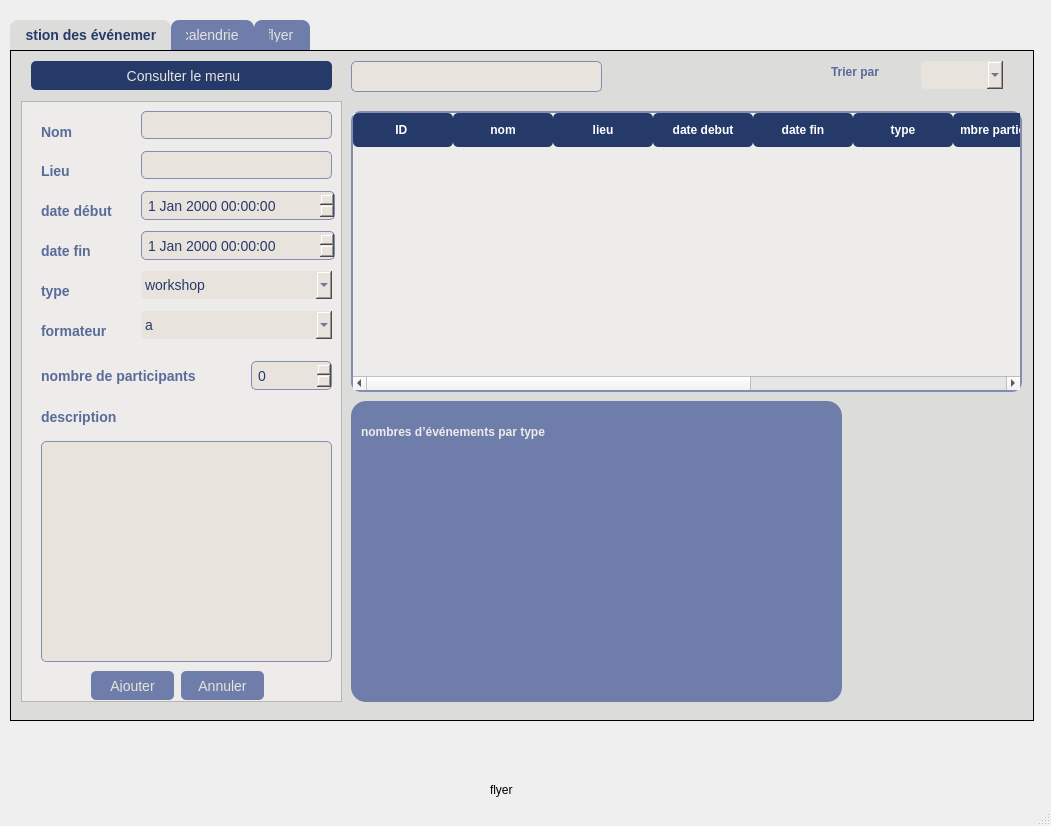
This is gevent.ui in yasminebchelbi/consultiny as Qt 5 draws it before an edit. The edited form follows.
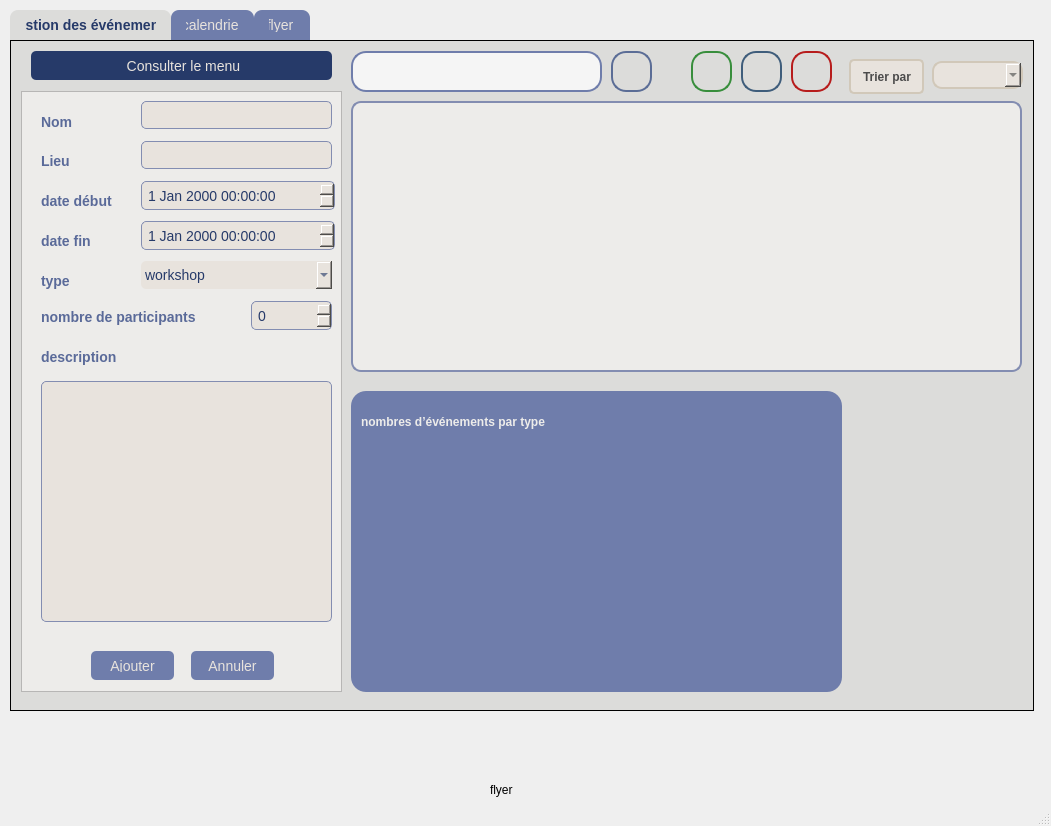
This is the edited form. Icons and pictures are not drawn.

Commit message: CRUD evenements

The edit to the form file:
```diff
--- a/gevent.ui
+++ b/gevent.ui
@@ -18,7 +18,7 @@
     <property name="geometry">
      <rect>
       <x>10</x>
-      <y>20</y>
+      <y>10</y>
       <width>1024</width>
       <height>701</height>
      </rect>
@@ -216,7 +216,7 @@
        <property name="geometry">
         <rect>
          <x>20</x>
-         <y>300</y>
+         <y>250</y>
          <width>201</width>
          <height>31</height>
         </rect>
@@ -238,24 +238,11 @@
         <string>type</string>
        </property>
       </widget>
-      <widget class="QLabel" name="label_8">
-       <property name="geometry">
-        <rect>
-         <x>20</x>
-         <y>220</y>
-         <width>81</width>
-         <height>20</height>
-        </rect>
-       </property>
-       <property name="text">
-        <string>formateur</string>
-       </property>
-      </widget>
       <widget class="QLabel" name="label_9">
        <property name="geometry">
         <rect>
          <x>20</x>
-         <y>259</y>
+         <y>210</y>
          <width>241</width>
          <height>31</height>
         </rect>
@@ -268,7 +255,7 @@
        <property name="geometry">
         <rect>
          <x>230</x>
-         <y>260</y>
+         <y>210</y>
          <width>81</width>
          <height>29</height>
         </rect>
@@ -334,39 +321,11 @@
         </property>
        </item>
       </widget>
-      <widget class="QComboBox" name="comboBox_2">
-       <property name="geometry">
-        <rect>
-         <x>120</x>
-         <y>210</y>
-         <width>191</width>
-         <height>28</height>
-        </rect>
-       </property>
-       <property name="minimumContentsLength">
-        <number>0</number>
-       </property>
-       <item>
-        <property name="text">
-         <string>a </string>
-        </property>
-       </item>
-       <item>
-        <property name="text">
-         <string>b</string>
-        </property>
-       </item>
-       <item>
-        <property name="text">
-         <string>c</string>
-        </property>
-       </item>
-      </widget>
-      <widget class="QPushButton" name="pushButton">
+      <widget class="QPushButton" name="ajouter_evenement">
        <property name="geometry">
         <rect>
          <x>70</x>
-         <y>570</y>
+         <y>560</y>
          <width>83</width>
          <height>29</height>
         </rect>
@@ -378,8 +337,8 @@
       <widget class="QPushButton" name="pushButton_2">
        <property name="geometry">
         <rect>
-         <x>160</x>
-         <y>570</y>
+         <x>170</x>
+         <y>560</y>
          <width>83</width>
          <height>29</height>
         </rect>
@@ -392,129 +351,41 @@
        <property name="geometry">
         <rect>
          <x>20</x>
-         <y>340</y>
+         <y>290</y>
          <width>291</width>
-         <height>221</height>
+         <height>241</height>
         </rect>
        </property>
       </widget>
      </widget>
-     <widget class="QTableWidget" name="tableWidget">
-      <property name="geometry">
-       <rect>
-        <x>340</x>
-        <y>60</y>
-        <width>671</width>
-        <height>281</height>
-       </rect>
-      </property>
-      <property name="styleSheet">
-       <string notr="true">QTableView {
-    background-color: #EDECEA; /* Fond du tableau */
-    border: 2px solid #838DB1; /* Bordure subtile */
-    border-radius: 10px; /* Arrondi */
-    gridline-color: #DCDCDA; /* Couleur des lignes du tableau */
-    font-family: &quot;Segoe UI&quot;, &quot;Arial&quot;, sans-serif; /* Typographie moderne */
-    font-size: 14px;
-    selection-background-color: #838DB1; /* Couleur de sélection */
-    selection-color: white; /* Texte en blanc sur sélection */
-}
-
-QHeaderView::section {
-    background-color: #263A69; /* En-têtes foncés */
-    color: white; /* Texte blanc */
-    padding: 8px;
-    border: none;
-    font-weight: bold;
-    border-radius: 5px;
-}
-
-QTableView::item {
-    padding: 6px;
-    border-bottom: 1px solid #E8E3DD; /* Séparation entre les lignes */
-}
-
-QTableView::item:selected {
-    background-color: #838DB1; /* Fond des éléments sélectionnés */
-    color: white;
-}
-</string>
-      </property>
-      <property name="rowCount">
-       <number>0</number>
-      </property>
-      <property name="columnCount">
-       <number>10</number>
-      </property>
-      <column>
-       <property name="text">
-        <string>ID </string>
-       </property>
-      </column>
-      <column>
-       <property name="text">
-        <string>nom</string>
-       </property>
-      </column>
-      <column>
-       <property name="text">
-        <string>lieu</string>
-       </property>
-      </column>
-      <column>
-       <property name="text">
-        <string>date debut</string>
-       </property>
-      </column>
-      <column>
-       <property name="text">
-        <string>date fin</string>
-       </property>
-      </column>
-      <column>
-       <property name="text">
-        <string>type</string>
-       </property>
-      </column>
-      <column>
-       <property name="text">
-        <string>nombre participants</string>
-       </property>
-      </column>
-      <column>
-       <property name="text">
-        <string>description</string>
-       </property>
-      </column>
-      <column>
-       <property name="text">
-        <string>formateur</string>
-       </property>
-      </column>
-      <column>
-       <property name="text">
-        <string>flyer</string>
-       </property>
-      </column>
-     </widget>
      <widget class="QLineEdit" name="lineEdit_4">
       <property name="geometry">
        <rect>
         <x>340</x>
         <y>10</y>
         <width>251</width>
-        <height>31</height>
+        <height>41</height>
        </rect>
       </property>
       <property name="styleSheet">
        <string notr="true">QLineEdit {
-    font-family: &quot;Poppins&quot;, &quot;Arial&quot;, sans-serif;
+    background-color: #f5f5f5; /* Fond clair et épuré */
+    border: 2px solid #6f7dab; /* Bordure bleu-gris */
+    border-radius: 15px; /* Coins arrondis */
+    padding: 8px 15px;
     font-size: 14px;
-    background-color: #E8E3DD;
-    border: 1px solid #838db1;
-    border-radius: 5px;
-    padding: 4px;
-    color: #263A69;
+    color: #333; /* Couleur du texte */
+    selection-background-color: #6f7dab; /* Couleur de sélection */
+}
+
+QLineEdit:focus {
+    border: 2px solid #2ecc71; /* Changement de bordure au focus */
+    background-color: white; /* Fond plus visible */
+}
+
+QLineEdit::placeholder {
+    color: #999; /* Couleur du placeholder */
+    font-style: italic;
 }
 </string>
       </property>
@@ -544,19 +415,36 @@
      <widget class="QLabel" name="label_10">
       <property name="geometry">
        <rect>
-        <x>820</x>
+        <x>830</x>
         <y>10</y>
         <width>91</width>
-        <height>21</height>
+        <height>51</height>
        </rect>
       </property>
       <property name="styleSheet">
        <string notr="true">QLabel {
-    font: 12pt &quot;The Year of The Camel&quot;;
-    font-weight: bold; 
-    color: #5A6A99; 
+    font-family: Arial, sans-serif;  /* Police élégante */
+    font-size: 12px;                 /* Taille du texte */
+    font-weight: bold;               /* Texte en gras */
+    color: #4B4B4B;                  /* Couleur du texte */
+    background-color: #E8E3DD;       /* Fond doux */
+    padding: 8px 9px;              /* Espacement interne */
+    border-radius: 5px;              /* Coins arrondis */
+    text-align: center;              /* Centrer le texte */
+    margin: 8px;                    /* Espacement externe */
+    border: 2px solid #D1C8B9;       /* Bordure douce */
 }
-</string>
+
+QLabel:hover {
+    background-color: #D1C8B9;       /* Fond plus foncé au survol */
+    border: 2px solid #A89F92;       /* Bordure changeante */
+}
+
+QLabel:disabled {
+    color: #A0A0A0;                  /* Couleur du texte désactivé */
+    background-color: #F0F0F0;       /* Fond plus clair quand désactivé */
+    border: 2px solid #A0A0A0;       /* Bordure désactivée */
+}</string>
       </property>
       <property name="text">
        <string>Trier par</string>
@@ -565,42 +453,46 @@
      <widget class="QComboBox" name="comboBox_3">
       <property name="geometry">
        <rect>
-        <x>910</x>
-        <y>10</y>
-        <width>82</width>
+        <x>921</x>
+        <y>20</y>
+        <width>91</width>
         <height>28</height>
        </rect>
       </property>
       <property name="styleSheet">
        <string notr="true">QComboBox {
-    font-family: &quot;Poppins&quot;, &quot;Arial&quot;, sans-serif;
-    font-size: 14px;
-    color: #263A69;
-    background-color: #E8E3DD;
-    border-radius: 5px;
-    padding: 4px;
+    background-color: #E8E3DD; /* Couleur de fond clair */
+    border: 2px solid #D1C8B9; /* Bordure subtile */
+    border-radius: 10px; /* Coins arrondis */
+    padding: 5px 15px; /* Espacement interne */
+    font-size: 14px; /* Taille de texte */
+    color: #4B4B4B; /* Couleur du texte */
+    font-weight: bold;
+}
+
+QComboBox:hover {
+    border: 2px solid #D1C8B9; /* Changement de couleur au survol */
+}
+
+QComboBox:focus {
+    border: 2px solid #A89F92; /* Bordure plus foncée au focus */
+}
+
+QComboBox QAbstractItemView {
+    background-color: #FFF; /* Couleur de fond du menu déroulant */
+    border: 2px solid #D1C8B9;
+    border-radius: 10px;
+    selection-background-color: #D1C8B9; /* Couleur de sélection des éléments */
+    selection-color: #4B4B4B; /* Couleur du texte sélectionné */
+}
+
+QComboBox::down-arrow {
+    image: url(:/images/arrow.png); /* Icône de flèche personnalisée */
+    width: 20px;
+    height: 20px;
 }</string>
       </property>
      </widget>
-     <widget class="QLabel" name="label_11">
-      <property name="geometry">
-       <rect>
-        <x>590</x>
-        <y>10</y>
-        <width>41</width>
-        <height>41</height>
-       </rect>
-      </property>
-      <property name="text">
-       <string/>
-      </property>
-      <property name="pixmap">
-       <pixmap resource="imagesEvents.qrc">:/image.qrc/loupe-et-icone-de-recherche-de-couleur-grise.png</pixmap>
-      </property>
-      <property name="scaledContents">
-       <bool>true</bool>
-      </property>
-     </widget>
      <widget class="QFrame" name="frame_3">
       <property name="geometry">
        <rect>
@@ -684,81 +576,8 @@
       <property name="text">
        <string> Consulter le menu</string>
       </property>
-     </widget>
-     <widget class="QLabel" name="label_16">
-      <property name="geometry">
-       <rect>
-        <x>720</x>
-        <y>10</y>
-        <width>31</width>
-        <height>41</height>
-       </rect>
-      </property>
-      <property name="text">
-       <string/>
-      </property>
-      <property name="pixmap">
-       <pixmap resource="imagesEvents.qrc">:/image.qrc/download.png</pixmap>
-      </property>
-      <property name="scaledContents">
-       <bool>true</bool>
-      </property>
-     </widget>
-     <widget class="QLabel" name="label_17">
-      <property name="geometry">
-       <rect>
-        <x>680</x>
-        <y>10</y>
-        <width>31</width>
-        <height>31</height>
-       </rect>
-      </property>
-      <property name="text">
-       <string/>
-      </property>
-      <property name="pixmap">
-       <pixmap resource="imagesEvents.qrc">:/image.qrc/remove.png</pixmap>
-      </property>
-      <property name="scaledContents">
-       <bool>true</bool>
-      </property>
-     </widget>
-     <widget class="QLabel" name="label_18">
-      <property name="geometry">
-       <rect>
-        <x>640</x>
-        <y>10</y>
-        <width>31</width>
-        <height>41</height>
-       </rect>
-      </property>
-      <property name="text">
-       <string/>
-      </property>
-      <property name="pixmap">
-       <pixmap resource="imagesEvents.qrc">:/image.qrc/edit.png</pixmap>
-      </property>
-      <property name="scaledContents">
-       <bool>true</bool>
-      </property>
-     </widget>
-     <widget class="QLabel" name="label_19">
-      <property name="geometry">
-       <rect>
-        <x>760</x>
-        <y>0</y>
-        <width>51</width>
-        <height>61</height>
-       </rect>
-      </property>
-      <property name="text">
-       <string/>
-      </property>
-      <property name="pixmap">
-       <pixmap resource="imagesEvents.qrc">:/image.qrc/flyer.png</pixmap>
-      </property>
-      <property name="scaledContents">
-       <bool>true</bool>
+      <property name="icon">
+       <iconset theme="QIcon::ThemeIcon::GoHome"/>
       </property>
      </widget>
      <widget class="QLabel" name="label_12">
@@ -780,6 +599,252 @@
        <bool>true</bool>
       </property>
      </widget>
+     <widget class="QPushButton" name="pushButton_3">
+      <property name="geometry">
+       <rect>
+        <x>600</x>
+        <y>10</y>
+        <width>41</width>
+        <height>41</height>
+       </rect>
+      </property>
+      <property name="styleSheet">
+       <string notr="true">QPushButton {
+    background: qlineargradient(x1:0, y1:0, x2:1, y2:1, 
+                stop:0 #6f7dab, stop:1 #5b6d96); /* Dégradé bleu-gris */
+    border: 2px solid #5b6d96;
+    border-radius: 15px; /* Coins arrondis */
+    padding: 10px 15px;
+    font-size: 14px;
+    color: white;
+    font-weight: bold;
+    text-transform: uppercase;
+    transition: 0.3s;
+}
+
+QPushButton:hover {
+    background: qlineargradient(x1:0, y1:0, x2:1, y2:1, 
+                stop:0 #5b6d96, stop:1 #6f7dab); /* Inversion du dégradé */
+    border: 2px solid #6f7dab;
+}
+
+QPushButton:pressed {
+    background-color: #4a5a82; /* Couleur plus foncée au clic */
+    border: 2px solid #4a5a82;
+}
+QPushButton:icon {
+    color: #4B4B4B; /* Couleur de l'icône */
+}
+
+QPushButton:disabled {
+    background-color: #D1C8B9; /* Fond pour état désactivé */
+    color: #A0A0A0; /* Couleur de texte pour désactivation */
+    border: 2px solid #A0A0A0; /* Bordure pour désactivation */
+}
+
+QPushButton:hover::icon {
+    color: #FFFFFF; /* Changement de couleur de l'icône au survol */
+}</string>
+      </property>
+      <property name="text">
+       <string/>
+      </property>
+      <property name="icon">
+       <iconset theme="QIcon::ThemeIcon::EditFind"/>
+      </property>
+      <property name="iconSize">
+       <size>
+        <width>30</width>
+        <height>30</height>
+       </size>
+      </property>
+     </widget>
+     <widget class="QPushButton" name="telecharger_evenement">
+      <property name="geometry">
+       <rect>
+        <x>730</x>
+        <y>10</y>
+        <width>41</width>
+        <height>41</height>
+       </rect>
+      </property>
+      <property name="styleSheet">
+       <string notr="true">QPushButton {
+    background: qlineargradient(x1:0, y1:0, x2:1, y2:1, 
+                stop:0 #6f7dab, stop:1 #3f5d7b); /* Dégradé bleu foncé */
+    border: 2px solid #3f5d7b;
+    border-radius: 15px; /* Coins arrondis */
+    padding: 10px 15px;
+    font-size: 14px;
+    color: white;
+    font-weight: bold;
+    text-transform: uppercase;
+    transition: 0.3s;
+}
+
+QPushButton:hover {
+    background: qlineargradient(x1:0, y1:0, x2:1, y2:1, 
+                stop:0 #3f5d7b, stop:1 #6f7dab); /* Inversion du dégradé */
+    border: 2px solid #6f7dab;
+}
+
+QPushButton:pressed {
+    background-color: #354f73; /* Couleur plus foncée au clic */
+    border: 2px solid #354f73;
+}</string>
+      </property>
+      <property name="text">
+       <string/>
+      </property>
+      <property name="icon">
+       <iconset resource="imagesEvents.qrc">
+        <normaloff>:/image.qrc/download.png</normaloff>:/image.qrc/download.png</iconset>
+      </property>
+      <property name="iconSize">
+       <size>
+        <width>30</width>
+        <height>30</height>
+       </size>
+      </property>
+     </widget>
+     <widget class="QPushButton" name="update_evenement">
+      <property name="geometry">
+       <rect>
+        <x>680</x>
+        <y>10</y>
+        <width>41</width>
+        <height>41</height>
+       </rect>
+      </property>
+      <property name="styleSheet">
+       <string notr="true">QPushButton {
+    background: qlineargradient(x1:0, y1:0, x2:1, y2:1, 
+                stop:0 #0daa90, stop:1 #388E3C); /* Dégradé de vert */
+    border: 2px solid #388E3C;
+    border-radius: 15px; /* Coins arrondis */
+    padding: 10px 15px;
+    font-size: 14px;
+    color: white;
+    font-weight: bold;
+    text-transform: uppercase;
+    transition: 0.3s;
+}
+
+QPushButton:hover {
+    background: qlineargradient(x1:0, y1:0, x2:1, y2:1, 
+                stop:0 #388E3C, stop:1 #4CAF50); /* Inversion du dégradé */
+    border: 2px solid #4CAF50;
+}
+
+QPushButton:pressed {
+    background-color: #2E7D32; /* Couleur plus foncée au clic */
+    border: 2px solid #2E7D32;
+}</string>
+      </property>
+      <property name="text">
+       <string/>
+      </property>
+      <property name="icon">
+       <iconset resource="imagesEvents.qrc">
+        <normaloff>:/image.qrc/edit.png</normaloff>:/image.qrc/edit.png</iconset>
+      </property>
+      <property name="iconSize">
+       <size>
+        <width>30</width>
+        <height>30</height>
+       </size>
+      </property>
+     </widget>
+     <widget class="QPushButton" name="supprimer_evenement">
+      <property name="geometry">
+       <rect>
+        <x>780</x>
+        <y>10</y>
+        <width>41</width>
+        <height>41</height>
+       </rect>
+      </property>
+      <property name="styleSheet">
+       <string notr="true">QPushButton {
+    background: qlineargradient(x1:0, y1:0, x2:1, y2:1, 
+                stop:0 #E53935, stop:1 #B71C1C); /* Dégradé de rouge */
+    border: 2px solid #B71C1C;
+    border-radius: 15px; /* Coins arrondis */
+    padding: 10px 15px;
+    font-size: 14px;
+    color: white;
+    font-weight: bold;
+    text-transform: uppercase;
+    transition: 0.3s;
+}
+
+QPushButton:hover {
+    background: qlineargradient(x1:0, y1:0, x2:1, y2:1, 
+                stop:0 #B71C1C, stop:1 #E53935); /* Inversion du dégradé */
+    border: 2px solid #E53935;
+}
+
+QPushButton:pressed {
+    background-color: #C62828; /* Couleur plus foncée au clic */
+    border: 2px solid #C62828;
+}</string>
+      </property>
+      <property name="text">
+       <string/>
+      </property>
+      <property name="icon">
+       <iconset theme="QIcon::ThemeIcon::EditDelete"/>
+      </property>
+      <property name="iconSize">
+       <size>
+        <width>30</width>
+        <height>30</height>
+       </size>
+      </property>
+     </widget>
+     <widget class="QTableView" name="tableView">
+      <property name="geometry">
+       <rect>
+        <x>340</x>
+        <y>60</y>
+        <width>671</width>
+        <height>271</height>
+       </rect>
+      </property>
+      <property name="styleSheet">
+       <string notr="true">QTableView { 
+    background-color: #EDECEA; /* Fond du tableau */
+    border: 2px solid #838DB1; /* Bordure subtile */
+    border-radius: 10px; /* Arrondi */
+    gridline-color: #DCDCDA; /* Couleur des lignes du tableau */
+    font-family: &quot;Segoe UI&quot;, &quot;Arial&quot;, sans-serif; /* Typographie moderne */
+    font-size: 14px;
+    selection-background-color: #838DB1; /* Couleur de sélection */
+    selection-color: white; /* Texte en blanc sur sélection */
+}
+
+QHeaderView::section {
+    background-color: #263A69; /* En-têtes foncés */
+    color: white; /* Texte blanc */
+    padding: 8px;
+    border: none;
+    font-weight: bold;
+    border-radius: 5px;
+}
+
+QTableView::item {
+    padding: 6px;
+    border-bottom: 1px solid #E8E3DD; /* Séparation entre les lignes */
+    color: black; /* Texte noir */
+}
+
+QTableView::item:selected {
+    background-color: #838DB1; /* Fond des éléments sélectionnés */
+    color: black; /* Texte noir sur sélection */
+}
+</string>
+      </property>
+     </widget>
     </widget>
     <widget class="QWidget" name="tab_2">
      <attribute name="title">
```
Left out of the diff: 20 changed lines with no effect on the pictures. The commit also changes 10 other files.
